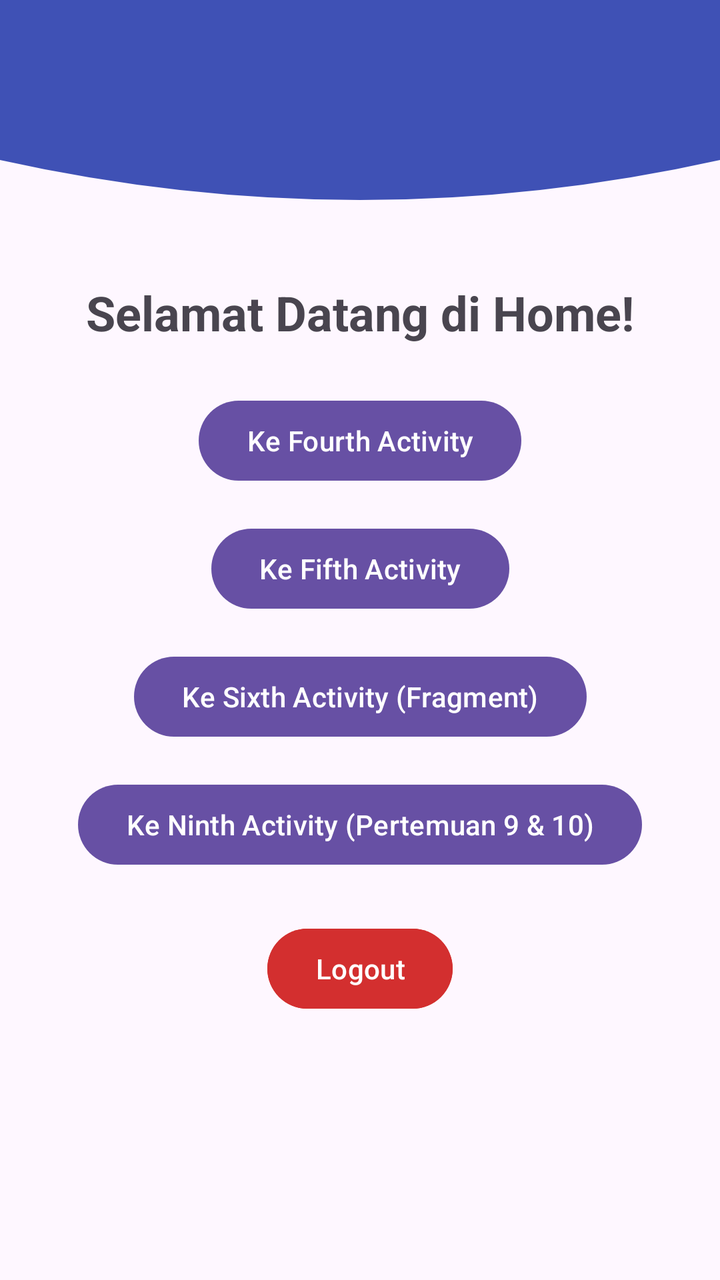
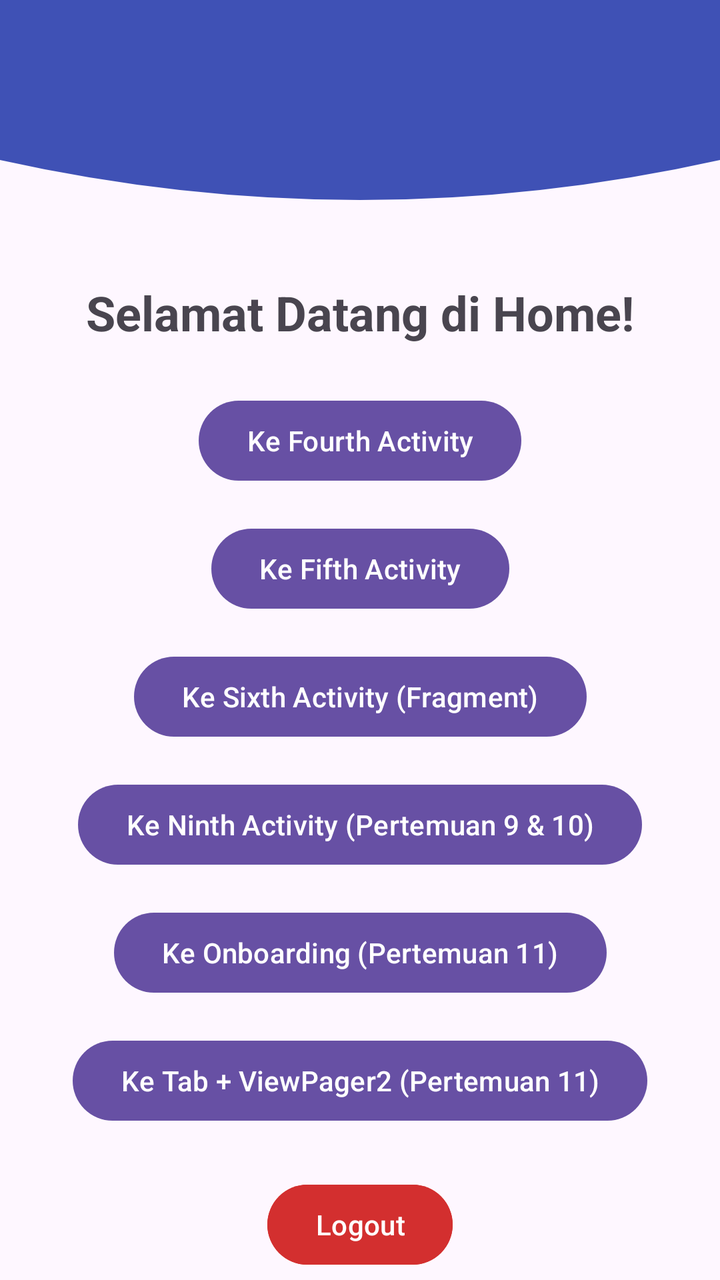

Screens rendered from an Android XML layout before and after an edit, with the pre-edit source and the edit as a unified diff.
<!-- AndroidManifest.xml: application theme Theme.Laukhil_mobile1 -->
<!-- res/layout/fragment_home.xml -->
<?xml version="1.0" encoding="utf-8"?>
<androidx.constraintlayout.widget.ConstraintLayout
    xmlns:android="http://schemas.android.com/apk/res/android"
    xmlns:app="http://schemas.android.com/apk/res-auto"
    android:layout_width="match_parent"
    android:layout_height="match_parent">

    
    <View
        android:id="@+id/headerWave"
        android:layout_width="match_parent"
        android:layout_height="120dp"
        android:background="@drawable/bg_header_wave"
        app:layout_constraintTop_toTopOf="parent"
        app:layout_constraintStart_toStartOf="parent"
        app:layout_constraintEnd_toEndOf="parent" />

    <TextView
        android:id="@+id/tvWelcome"
        android:layout_width="wrap_content"
        android:layout_height="wrap_content"
        android:text="Selamat Datang di Home!"
        android:textSize="24sp"
        android:textStyle="bold"
        app:layout_constraintTop_toBottomOf="@id/headerWave"
        app:layout_constraintStart_toStartOf="parent"
        app:layout_constraintEnd_toEndOf="parent"
        android:layout_marginTop="20dp"/>

    <Button
        android:id="@+id/btnToFourth"
        android:layout_width="wrap_content"
        android:layout_height="wrap_content"
        android:text="Ke Fourth Activity"
        app:layout_constraintTop_toBottomOf="@id/tvWelcome"
        app:layout_constraintStart_toStartOf="parent"
        app:layout_constraintEnd_toEndOf="parent"
        android:layout_marginTop="24dp"/>

    <Button
        android:id="@+id/btnToFifth"
        android:layout_width="wrap_content"
        android:layout_height="wrap_content"
        android:text="Ke Fifth Activity"
        app:layout_constraintTop_toBottomOf="@id/btnToFourth"
        app:layout_constraintStart_toStartOf="parent"
        app:layout_constraintEnd_toEndOf="parent"
        android:layout_marginTop="16dp"/>

    <Button
        android:id="@+id/btnToSixth"
        android:layout_width="wrap_content"
        android:layout_height="wrap_content"
        android:text="Ke Sixth Activity (Fragment)"
        app:layout_constraintTop_toBottomOf="@id/btnToFifth"
        app:layout_constraintStart_toStartOf="parent"
        app:layout_constraintEnd_toEndOf="parent"
        android:layout_marginTop="16dp"/>

    <Button
        android:id="@+id/btnToNinth"
        android:layout_width="wrap_content"
        android:layout_height="wrap_content"
        android:text="Ke Ninth Activity (Pertemuan 9 &amp; 10)"
        app:layout_constraintTop_toBottomOf="@id/btnToSixth"
        app:layout_constraintStart_toStartOf="parent"
        app:layout_constraintEnd_toEndOf="parent"
        android:layout_marginTop="16dp"/>

    <Button
        android:id="@+id/btnLogout"
        android:layout_width="wrap_content"
        android:layout_height="wrap_content"
        android:text="Logout"
        android:backgroundTint="#D32F2F"
        app:layout_constraintTop_toBottomOf="@id/btnToNinth"
        app:layout_constraintStart_toStartOf="parent"
        app:layout_constraintEnd_toEndOf="parent"
        android:layout_marginTop="24dp"/>

</androidx.constraintlayout.widget.ConstraintLayout>
<!-- resources referenced by this layout -->
<resources>
  <!-- drawable bg_header_wave (drawable) -->
  <?xml version="1.0" encoding="utf-8"?>
  <vector xmlns:android="http://schemas.android.com/apk/res/android"
      android:width="360dp"
      android:height="120dp"
      android:viewportWidth="360"
      android:viewportHeight="120">
      <path
          android:fillColor="#3F51B5"
          android:pathData="M0,0 L360,0 L360,80 Q180,120 0,80 Z" />
  </vector>
  <style name="Theme.Laukhil_mobile1" parent="Base.Theme.Laukhil_mobile1" />
  <style name="Base.Theme.Laukhil_mobile1" parent="Theme.Material3.DayNight.NoActionBar">
          
          
      </style>
</resources>

<!-- the commit's change to res/layout/fragment_home.xml (unified diff, before → after) -->
@@ -68,12 +68,32 @@
         android:layout_marginTop="16dp"/>
 
     <Button
+        android:id="@+id/btnToOnboarding"
+        android:layout_width="wrap_content"
+        android:layout_height="wrap_content"
+        android:text="Ke Onboarding (Pertemuan 11)"
+        app:layout_constraintTop_toBottomOf="@id/btnToNinth"
+        app:layout_constraintStart_toStartOf="parent"
+        app:layout_constraintEnd_toEndOf="parent"
+        android:layout_marginTop="16dp"/>
+
+    <Button
+        android:id="@+id/btnToTabPager"
+        android:layout_width="wrap_content"
+        android:layout_height="wrap_content"
+        android:text="Ke Tab + ViewPager2 (Pertemuan 11)"
+        app:layout_constraintTop_toBottomOf="@id/btnToOnboarding"
+        app:layout_constraintStart_toStartOf="parent"
+        app:layout_constraintEnd_toEndOf="parent"
+        android:layout_marginTop="16dp"/>
+
+    <Button
         android:id="@+id/btnLogout"
         android:layout_width="wrap_content"
         android:layout_height="wrap_content"
         android:text="Logout"
         android:backgroundTint="#D32F2F"
-        app:layout_constraintTop_toBottomOf="@id/btnToNinth"
+        app:layout_constraintTop_toBottomOf="@id/btnToTabPager"
         app:layout_constraintStart_toStartOf="parent"
         app:layout_constraintEnd_toEndOf="parent"
         android:layout_marginTop="24dp"/>
